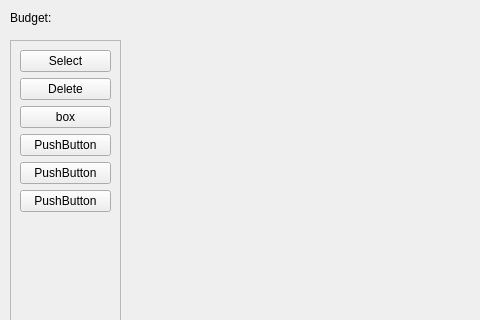
The window that MainWindow.ui (LTY0YZL/Bridge-Simulator) describes before a commit, drawn with Qt 5; both pictures show x 0 to 480 and y 0 to 320 of the 800 by 600 pixel window.
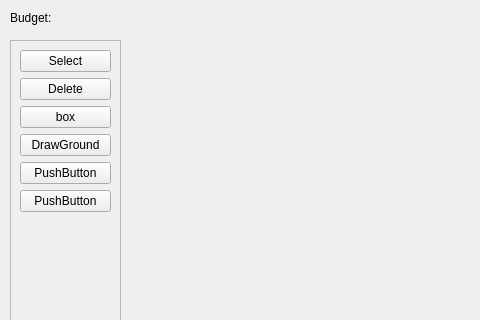
The same window after the commit.

Commit message:
Draw ground preview done
Draw ground preview done

Patch:
```diff
--- a/MainWindow.ui
+++ b/MainWindow.ui
@@ -102,7 +102,7 @@
         <item>
          <widget class="QPushButton" name="pushButton_5">
           <property name="text">
-           <string>PushButton</string>
+           <string>DrawGround</string>
           </property>
          </widget>
         </item>
```
Left out of the diff: 2 changed lines with no effect on the pictures. The commit also changes 4 other files.
